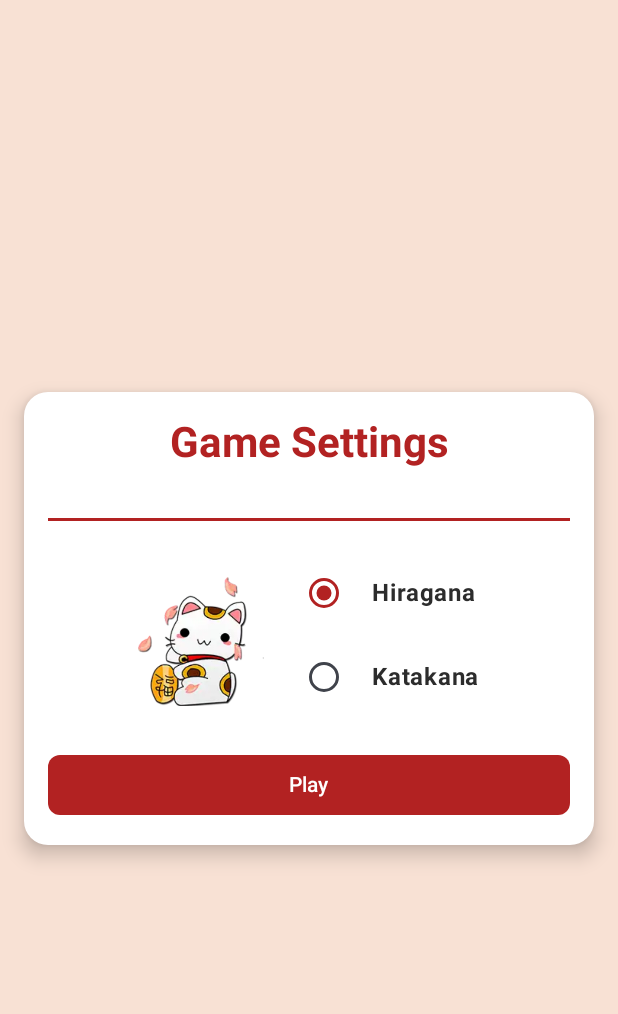
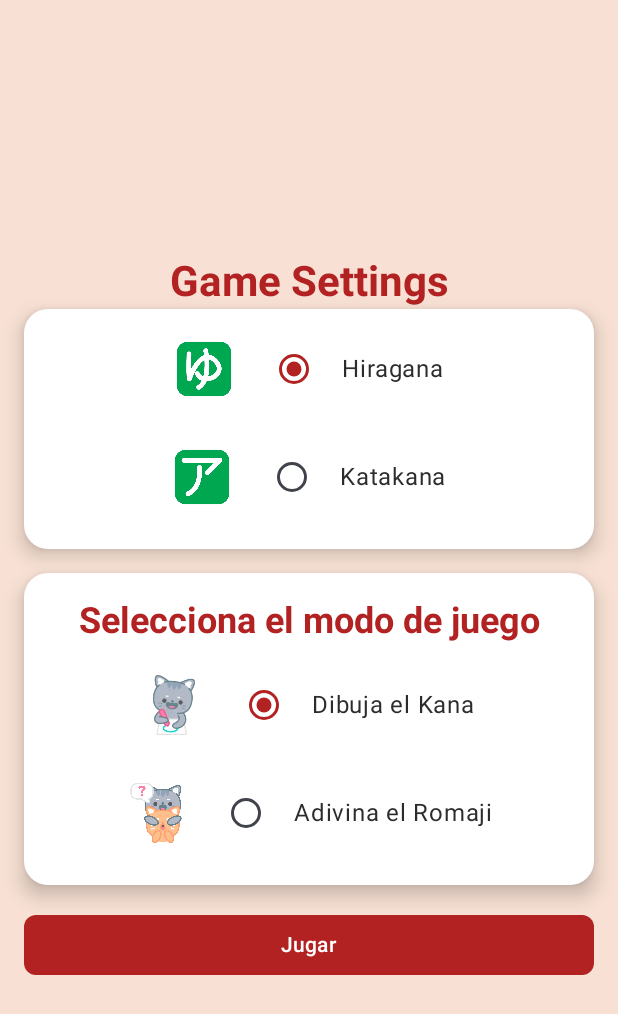
Before and after one commit to Suarking/Hiragana_Master_SPL, an Android app built with Jetpack Compose: the composable SelectionScreen shown on its own in the app's theme, on a phone screen of 412 x 824 dp. Shown: the top 1014 px of the screen. Run offline under Robolectric (Android 15) with nearby library versions, the phone set to English and light mode, and no system bars; our stand-ins replace Firebase (no records; nobody signed in at launch, a user with empty details on screens opened directly); 3 statements that could not run were skipped.

Commit message:
new selection screen features

```diff
--- a/app/src/main/java/com/spldev/hiraganamaster/ui/navigation/AppNavigation.kt
+++ b/app/src/main/java/com/spldev/hiraganamaster/ui/navigation/AppNavigation.kt
@@ -6,6 +6,7 @@ import androidx.navigation.compose.NavHost
 import androidx.navigation.compose.composable
 import androidx.navigation.compose.rememberNavController
 import com.google.mlkit.vision.digitalink.Ink
+import com.spldev.hiraganamaster.ui.screens.GuessTheKana
 import com.spldev.hiraganamaster.ui.screens.HiraganaPracticeScreen
 import com.spldev.hiraganamaster.ui.screens.LoginScreen
 import com.spldev.hiraganamaster.ui.screens.RegisterScreen
@@ -58,7 +59,12 @@ fun AppNavigation(
         composable("selection") {
             SelectionScreen(
                 hiraganaViewModel = hiraganaViewModel,
-                onPlay = { navController.navigate("hiraganaPractice") },
+                onPlayKanaPractice = {
+                    navController.navigate("hiraganaPractice")
+                },
+                onPlayGuessTheKana = {
+                    navController.navigate("guessTheKana")
+                },
                 onLogout = {
                     loginViewModel.logout()
                     navController.navigate("login") {
@@ -97,5 +103,9 @@ fun AppNavigation(
                 onClearCanvas =
                     { hiraganaViewModel.clearCanvas() })
         }
+
+        composable("guessTheKana") {
+            GuessTheKana()
+        }
     }
 }
--- /dev/null
+++ b/app/src/main/java/com/spldev/hiraganamaster/ui/screens/GuessTheKana.kt
@@ -0,0 +1,20 @@
+package com.spldev.hiraganamaster.ui.screens
+
+import androidx.compose.foundation.layout.*
+import androidx.compose.material3.*
+import androidx.compose.runtime.Composable
+import androidx.compose.ui.Alignment
+import androidx.compose.ui.Modifier
+
+@Composable
+fun GuessTheKana() {
+    Surface(modifier = Modifier.fillMaxSize()) {
+        Column(
+            modifier = Modifier.fillMaxSize(),
+            verticalArrangement = Arrangement.Center,
+            horizontalAlignment = Alignment.CenterHorizontally
+        ) {
+            Text(text = "¡Adivina el Romaji!", style = MaterialTheme.typography.headlineMedium)
+        }
+    }
+}
--- a/app/src/main/java/com/spldev/hiraganamaster/ui/screens/SelectionScreen.kt
+++ b/app/src/main/java/com/spldev/hiraganamaster/ui/screens/SelectionScreen.kt
@@ -2,11 +2,32 @@ package com.spldev.hiraganamaster.ui.screens
 
 import androidx.activity.compose.BackHandler
 import androidx.compose.foundation.Image
-import androidx.compose.foundation.layout.*
+import androidx.compose.foundation.layout.Arrangement
+import androidx.compose.foundation.layout.Column
+import androidx.compose.foundation.layout.Row
+import androidx.compose.foundation.layout.Spacer
+import androidx.compose.foundation.layout.fillMaxSize
+import androidx.compose.foundation.layout.fillMaxWidth
+import androidx.compose.foundation.layout.height
+import androidx.compose.foundation.layout.padding
+import androidx.compose.foundation.layout.size
+import androidx.compose.foundation.layout.width
 import androidx.compose.foundation.shape.RoundedCornerShape
-import androidx.compose.material3.*
-import androidx.compose.material3.HorizontalDivider
-import androidx.compose.runtime.*
+import androidx.compose.material3.AlertDialog
+import androidx.compose.material3.Button
+import androidx.compose.material3.ButtonDefaults
+import androidx.compose.material3.CardDefaults
+import androidx.compose.material3.ElevatedCard
+import androidx.compose.material3.MaterialTheme
+import androidx.compose.material3.RadioButton
+import androidx.compose.material3.RadioButtonDefaults
+import androidx.compose.material3.Surface
+import androidx.compose.material3.Text
+import androidx.compose.runtime.Composable
+import androidx.compose.runtime.getValue
+import androidx.compose.runtime.mutableStateOf
+import androidx.compose.runtime.remember
+import androidx.compose.runtime.setValue
 import androidx.compose.ui.Alignment
 import androidx.compose.ui.Modifier
 import androidx.compose.ui.graphics.Color
@@ -22,16 +43,17 @@ import com.spldev.hiraganamaster.ui.viewmodel.HiraganaViewModel
 fun SelectionScreen(
     hiraganaViewModel: HiraganaViewModel,
     onLogout: () -> Unit, // Callback para manejar el logout y navegar a LoginScreen
-    onPlay: () -> Unit // Callback para navegar a HiraganaPracticeScreen
+    onPlayKanaPractice: () -> Unit, // Callback para navegar a HiraganaPracticeScreen
+    onPlayGuessTheKana: () -> Unit // Callback para navegar a GuessTheKana
 ) {
     var showLogoutDialog by remember { mutableStateOf(false) } // Estado para mostrar el diálogo de logout
-    var selectedOption by remember { mutableStateOf("Hiragana") } // Estado para la opción seleccionada
+    var selectedKanaOption by remember { mutableStateOf("Hiragana") } // Estado para la opción seleccionada (Hiragana/Katakana)
+    var selectedGameMode by remember { mutableStateOf("Dibuja el Kana") } // Estado para la opción seleccionada (Game Mode)
 
     BackHandler {
         showLogoutDialog = true // Mostrar el diálogo al pulsar "Atrás"
     }
 
-    // Paleta de colores inspirada en Japón (rojo, blanco, negro y tonos naturales)
     val backgroundColor = Color(0xFFF8E1D4) // Color beige inspirado en papel japonés tradicional
     val accentColor = Color(0xFFB22222) // Rojo japonés (similar al rojo de los torii gates)
     val textColor = Color(0xFF2C2C2C) // Negro suave para texto
@@ -40,11 +62,20 @@ fun SelectionScreen(
         modifier = Modifier.fillMaxSize(),
         color = backgroundColor // Fondo inspirado en papel japonés tradicional
     ) {
+
         Column(
             modifier = Modifier.padding(16.dp),
             verticalArrangement = Arrangement.Center,
             horizontalAlignment = Alignment.CenterHorizontally
         ) {
+            Text(
+                text = stringResource(R.string.selection_title),
+                style = MaterialTheme.typography.headlineMedium.copy(
+                    color = accentColor,
+                    fontWeight = FontWeight.Bold
+                )
+            )
+
             ElevatedCard(
                 modifier = Modifier.fillMaxWidth(),
                 shape = RoundedCornerShape(16.dp),
@@ -54,98 +85,138 @@ fun SelectionScreen(
                 Column(
                     modifier = Modifier.padding(16.dp),
                     verticalArrangement = Arrangement.spacedBy(16.dp),
-                    horizontalAlignment = Alignment.CenterHorizontally
+                    horizontalAlignment = Alignment.CenterHorizontally // Centrar contenido horizontalmente dentro de la tarjeta
                 ) {
-                    Text(
-                        text = stringResource(R.string.selection_title),
-                        style = MaterialTheme.typography.headlineMedium.copy(
-                            fontWeight = FontWeight.Bold,
-                            color = accentColor // Rojo japonés como color principal del título
-                        ),
-                        modifier = Modifier.padding(bottom = 8.dp)
-                    )
-
-                    HorizontalDivider(
-                        modifier = Modifier.padding(vertical = 8.dp),
-                        thickness = 2.dp,
-                        color = accentColor
-                    )
 
                     Row(
-                        modifier = Modifier.fillMaxWidth(),
                         verticalAlignment = Alignment.CenterVertically,
-                        horizontalArrangement = Arrangement.Center
+                        horizontalArrangement = Arrangement.Center, // Centrar horizontalmente los elementos del Row
+                        modifier = Modifier.fillMaxWidth().padding(bottom = 8.dp)
                     ) {
                         Image(
-                            painter = painterResource(id = R.drawable.img_cat), // Imagen decorativa (gato japonés)
+                            painter = painterResource(id = R.drawable.ic_hiragana), // Imagen para Hiragana
                             contentDescription = null,
-                            modifier = Modifier.size(100.dp).padding(end = 16.dp)
+                            modifier = Modifier.size(40.dp)
                         )
-
-                        Column {
-                            // RadioButton para Hiragana con estilo mejorado
-                            Row(
-                                verticalAlignment = Alignment.CenterVertically,
-                                modifier = Modifier.padding(bottom = 8.dp)
-                            ) {
+                        Spacer(modifier = Modifier.width(16.dp))
                         RadioButton(
-                                    selected = selectedOption == "Hiragana",
-                                    onClick = { selectedOption = "Hiragana" },
+                            selected = selectedKanaOption == "Hiragana",
+                            onClick = { selectedKanaOption = "Hiragana" },
                             colors = RadioButtonDefaults.colors(selectedColor = accentColor)
                         )
                         Spacer(modifier = Modifier.width(8.dp))
-                                Text(
-                                    text = "Hiragana",
-                                    style = MaterialTheme.typography.bodyLarge.copy(
-                                        fontWeight = FontWeight.Bold,
-                                        color = textColor // Texto negro suave para contraste
-                                    )
-                                )
+                        Text(text = "Hiragana", color = textColor)
                     }
 
-                            // RadioButton para Katakana con estilo mejorado
                     Row(
-                                verticalAlignment = Alignment.CenterVertically,
-                                modifier = Modifier.padding(bottom=8.dp)
+                        verticalAlignment=Alignment.CenterVertically,
+                        horizontalArrangement=Arrangement.Center, // Centrar horizontalmente los elementos del Row
+                        modifier=Modifier.fillMaxWidth().padding(bottom=8.dp)
                     ) {
+                        Image(
+                            painter=painterResource(id=R.drawable.ic_katakana), // Imagen para Katakana
+                            contentDescription=null,
+                            modifier=Modifier.size(40.dp)
+                        )
+                        Spacer(modifier=Modifier.width(16.dp))
                         RadioButton(
-                                    selected=selectedOption=="Katakana",
-                                    onClick={selectedOption="Katakana"},
+                            selected=selectedKanaOption=="Katakana",
+                            onClick={selectedKanaOption="Katakana"},
                             colors=RadioButtonDefaults.colors(selectedColor=accentColor)
                         )
                         Spacer(modifier=Modifier.width(8.dp))
-                                Text(
-                                    text="Katakana",
-                                    style=MaterialTheme.typography.bodyLarge.copy(
-                                        fontWeight=FontWeight.Bold,
-                                        color=textColor
-                                    )
-                                )
+                        Text(text="Katakana",color=textColor)
                     }
                 }
             }
 
-                    Button(
-                        onClick= {
-                            if(selectedOption=="Hiragana") {
-                                hiraganaViewModel.setCharacters("Hiragana")
-                            } else {
-                                hiraganaViewModel.setCharacters("Katakana")
+            Spacer(modifier=Modifier.height(16.dp))
+
+            ElevatedCard(
+                modifier=Modifier.fillMaxWidth(),
+                shape=RoundedCornerShape(16.dp),
+                colors=CardDefaults.elevatedCardColors(containerColor=Color.White),
+                elevation=CardDefaults.elevatedCardElevation(defaultElevation=8.dp)
+            ) {
+                Column(
+                    modifier=Modifier.padding(16.dp),
+                    verticalArrangement=Arrangement.spacedBy(16.dp),
+                    horizontalAlignment=Alignment.CenterHorizontally
+                ) {
+                    Text(
+                        text="Selecciona el modo de juego",
+                        style=MaterialTheme.typography.headlineSmall.copy(
+                            color=accentColor,
+                            fontWeight=FontWeight.Bold
+                        )
+                    )
+
+                    Row(
+                        verticalAlignment=Alignment.CenterVertically,
+                        horizontalArrangement=Arrangement.Center, // Centrar horizontalmente los elementos del Row
+                        modifier=Modifier.fillMaxWidth().padding(bottom=8.dp)
+                    ) {
+                        Image(
+                            painter=painterResource(id=R.drawable.ic_draw_kana), // Imagen para Dibuja el Kana
+                            contentDescription=null,
+                            modifier=Modifier.size(40.dp)
+                        )
+                        Spacer(modifier=Modifier.width(16.dp))
+                        RadioButton(
+                            selected=selectedGameMode=="Dibuja el Kana",
+                            onClick={selectedGameMode="Dibuja el Kana"},
+                            colors=RadioButtonDefaults.colors(selectedColor=accentColor)
+                        )
+                        Spacer(modifier=Modifier.width(8.dp))
+                        Text(text="Dibuja el Kana",color=textColor)
                     }
-                            onPlay() // Navegar a HiraganaPracticeScreen
-                        },
-                        colors=ButtonDefaults.buttonColors(containerColor=accentColor, contentColor=Color.White),
-                        shape=RoundedCornerShape(8.dp),
-                        modifier=Modifier.fillMaxWidth()
+
+                    Row(
+                        verticalAlignment=Alignment.CenterVertically,
+                        horizontalArrangement=Arrangement.Center, // Centrar horizontalmente los elementos del Row
+                        modifier=Modifier.fillMaxWidth().padding(bottom=8.dp)
                     ) {
-                        Text(text=stringResource(R.string.selection_play_button))
-                    }
-                }
+                        Image(
+                            painter=painterResource(id=R.drawable.ic_guess_romaji), // Imagen para Adivina el Romaji
+                            contentDescription=null,
+                            modifier=Modifier.size(40.dp)
+                        )
+                        Spacer(modifier=Modifier.width(16.dp))
+                        RadioButton(
+                            selected=selectedGameMode=="Adivina el Romaji",
+                            onClick={selectedGameMode="Adivina el Romaji"},
+                            colors=RadioButtonDefaults.colors(selectedColor=accentColor)
+                        )
+                        Spacer(modifier=Modifier.width(8.dp))
+                        Text(text="Adivina el Romaji",color=textColor)
                     }
                 }
             }
 
-    // Diálogo de confirmación de logout
+            Spacer(modifier=Modifier.height(16.dp))
+
+            Button(
+                onClick={
+                    if(selectedGameMode=="Dibuja el Kana"){
+                        if(selectedKanaOption=="Hiragana"){
+                            hiraganaViewModel.setCharacters("Hiragana")
+                        } else{
+                            hiraganaViewModel.setCharacters("Katakana")
+                        }
+                        onPlayKanaPractice()
+                    } else{
+                        onPlayGuessTheKana()
+                    }
+                },
+                colors=ButtonDefaults.buttonColors(containerColor=accentColor,contentColor=Color.White),
+                shape=RoundedCornerShape(8.dp),
+                modifier=Modifier.fillMaxWidth()
+            ) {
+                Text(text="Jugar")
+            }
+        }
+    }
+
     if (showLogoutDialog) {
         AlertDialog(
             onDismissRequest={showLogoutDialog=false},
```
Also changed, not shown: app/src/main/res/drawable/ic_draw_kana.webp (added), app/src/main/res/drawable/ic_guess_romaji.webp (added), app/src/main/res/drawable/ic_hiragana.webp (added), app/src/main/res/drawable/ic_katakana.webp (added). Lines whose indentation alone changed are shown as unchanged.
